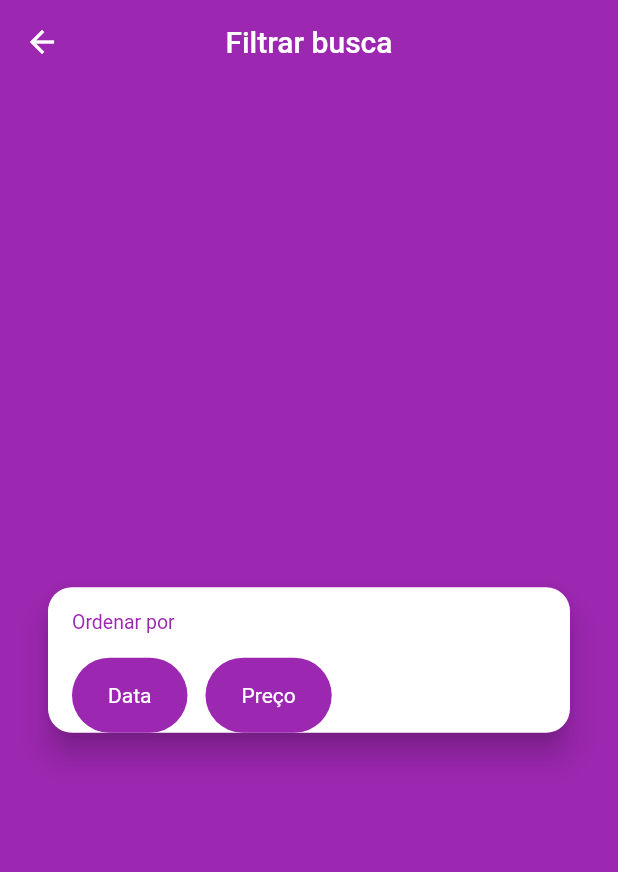
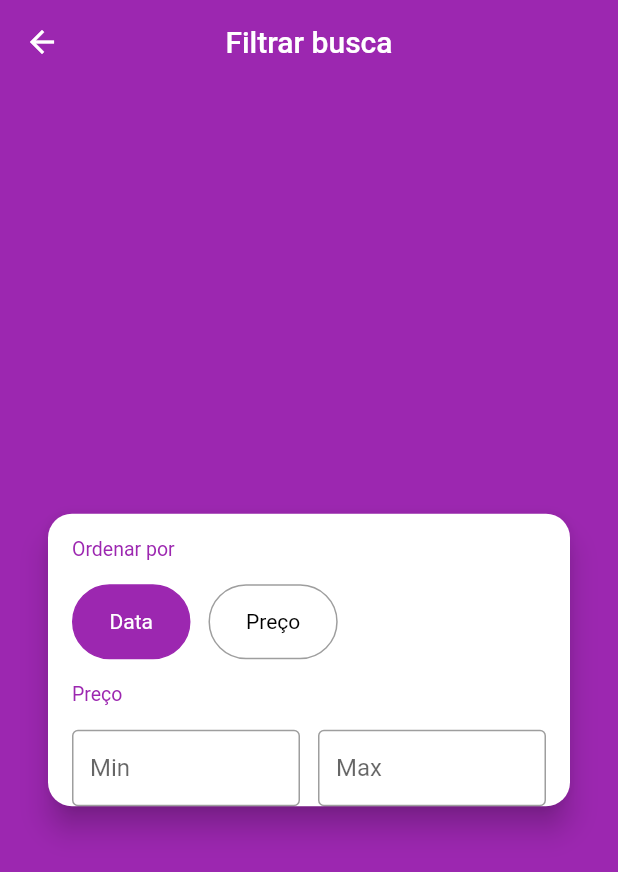
Before and after one commit to brenomacedo/flutter_ccheap, a Flutter app: the FilterScreen screen opened directly, on a phone screen of 412 x 824 dp. Shown: the top 872 px of the screen. Run offline on Flutter 3.47's test engine with Material 2 defaults, Android fonts, the phone set to English and light mode, and no system bars; our stand-ins replace brasil_fields, dio, flutter_mobx, get_it, image_cropper, image_picker and 3 more; accounts and stored records are empty; generated files the repository leaves out were written again; network calls fail; statements that could not run were skipped.

Commit message:
priceLength

```diff
--- a/lib/screens/filter/components/order_by_field.dart
+++ b/lib/screens/filter/components/order_by_field.dart
@@ -1,18 +1,30 @@
 import 'package:flutter/material.dart';
+import 'package:flutter_mobx/flutter_mobx.dart';
 import 'package:xlo_mobx/screens/filter/components/section_title.dart';
+import 'package:xlo_mobx/stores/filter_store.dart';
 
 class OrderByField extends StatelessWidget {
 
-  Widget buildOption(String title) {
-    return Container(
+  OrderByField(this.filter);
+
+  final FilterStore filter;
+
+  Widget buildOption(String title, OrderBy option) {
+    return GestureDetector(
+      onTap: () {
+        filter.setOrderBy(option);
+      },
+      child: Container(
         height: 50,
         decoration: BoxDecoration(
           borderRadius: BorderRadius.circular(25),
-        color: Colors.purple,
+          color: filter.orderBy == option ? Colors.purple : Colors.transparent,
+          border: Border.all(color: filter.orderBy == option ? Colors.purple  : Colors.grey)
         ),
         alignment: Alignment.center,
         padding: EdgeInsets.symmetric(horizontal: 24),
-      child: Text(title, style: TextStyle(color: Colors.white)),
+        child: Text(title, style: TextStyle(color: filter.orderBy == option ? Colors.white : Colors.black)),
+      ),
     );
   }
 
@@ -22,13 +34,15 @@ class OrderByField extends StatelessWidget {
       crossAxisAlignment: CrossAxisAlignment.start,
       children: [
         SectionTitle('Ordenar por'),
-        Row(
+        Observer(builder: (_) {
+          return Row(
             children: [
-            buildOption('Data'),
+              buildOption('Data', OrderBy.DATE),
               SizedBox(width: 12),
-            buildOption('Preço')
+              buildOption('Preço', OrderBy.PRICE)
             ],
-        )
+          );
+        })
       ],
     );
   }
--- /dev/null
+++ b/lib/screens/filter/components/price_field.dart
@@ -0,0 +1,36 @@
+import 'package:brasil_fields/brasil_fields.dart';
+import 'package:flutter/material.dart';
+import 'package:flutter/services.dart';
+
+class PriceField extends StatelessWidget {
+
+  PriceField(this.label, this.onChanged, this.initialValue);
+
+  final String label;
+  final Function(int) onChanged;
+  final int initialValue;
+
+  @override
+  Widget build(BuildContext context) {
+    return Expanded(child: TextFormField(
+      decoration: InputDecoration(
+        prefixText: 'R\$ ',
+        border: OutlineInputBorder(),
+        isDense: true,
+        labelText: label
+      ),
+      inputFormatters: [
+        FilteringTextInputFormatter.digitsOnly,
+        RealInputFormatter(centavos: false)
+      ],
+      keyboardType: TextInputType.number,
+      style: TextStyle(
+        fontSize: 16
+      ),
+      onChanged: (text) {
+        onChanged(int.tryParse(text.replaceAll('.', '')));
+      },
+      initialValue: initialValue?.toString(),
+    ));
+  }
+}
--- /dev/null
+++ b/lib/screens/filter/components/price_range_field.dart
@@ -0,0 +1,40 @@
+import 'package:flutter/material.dart';
+import 'package:flutter_mobx/flutter_mobx.dart';
+import 'package:xlo_mobx/screens/filter/components/price_field.dart';
+import 'package:xlo_mobx/screens/filter/components/section_title.dart';
+import 'package:xlo_mobx/stores/filter_store.dart';
+
+class PriceRangeField extends StatelessWidget {
+
+  PriceRangeField(this.filterStore);
+
+  final FilterStore filterStore;
+
+  @override
+  Widget build(BuildContext context) {
+    return Column(
+      crossAxisAlignment: CrossAxisAlignment.start,
+      children: [
+        SectionTitle('Preço'),
+        Row(
+          children: [
+            PriceField('Min', filterStore.setMinPrice, filterStore.minPrice),
+            SizedBox(width: 12),
+            PriceField('Max', filterStore.setMaxPrice, filterStore.maxPrice),
+          ],
+        ),
+        Observer(builder: (_) {
+          if(filterStore.priceError != null)
+            return Padding(
+              padding: EdgeInsets.only(top: 8),
+              child: Text(filterStore.priceError, style: TextStyle(
+                color: Colors.red,
+                fontSize: 12
+              ))
+            );
+          return SizedBox();
+        })
+      ],
+    );
+  }
+}
--- a/lib/screens/filter/filter_screen.dart
+++ b/lib/screens/filter/filter_screen.dart
@@ -1,7 +1,12 @@
 import 'package:flutter/material.dart';
 import 'package:xlo_mobx/screens/filter/components/order_by_field.dart';
+import 'package:xlo_mobx/screens/filter/components/price_range_field.dart';
+import 'package:xlo_mobx/stores/filter_store.dart';
 
 class FilterScreen extends StatelessWidget {
+
+  final filterStore = FilterStore();
+
   @override
   Widget build(BuildContext context) {
     return Scaffold(
@@ -19,7 +24,8 @@ class FilterScreen extends StatelessWidget {
             child: Column(
               mainAxisSize: MainAxisSize.min,
               children: [
-                OrderByField()
+                OrderByField(filterStore),
+                PriceRangeField(filterStore)
               ],
             ),
           )
--- /dev/null
+++ b/lib/stores/filter_store.dart
@@ -0,0 +1,34 @@
+import 'package:mobx/mobx.dart';
+part 'filter_store.g.dart';
+
+enum OrderBy {
+  DATE, PRICE
+}
+
+class FilterStore = _FilterStore with _$FilterStore;
+
+abstract class _FilterStore with Store {
+
+  @observable
+  OrderBy orderBy = OrderBy.DATE;
+
+  @action
+  void setOrderBy(OrderBy value) => orderBy = value;
+
+  @observable
+  int minPrice;
+
+  @observable
+  int maxPrice;
+
+  @action
+  void setMinPrice(int value) => minPrice = value;
+
+  @action
+  void setMaxPrice(int value) => maxPrice = value;
+
+  @computed
+  String get priceError => maxPrice != null && minPrice != null && maxPrice < minPrice
+    ? 'Faixa de preço inválida' : null;
+
+}
```
Also changed, not shown: lib/stores/filter_store.g.dart (added). Lines whose indentation alone changed are shown as unchanged.
